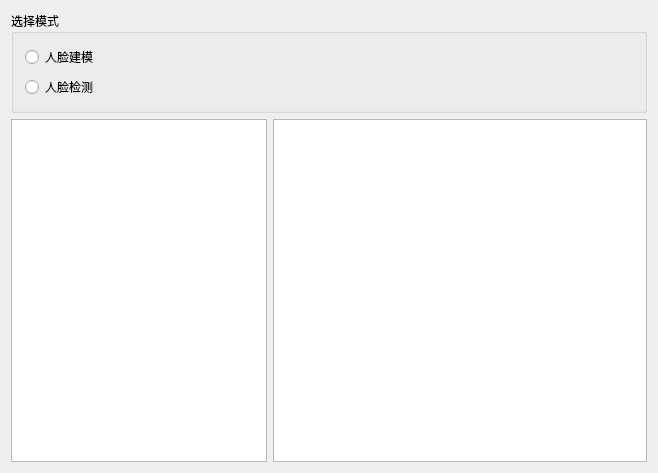
This is QTFaceDetection/mainwindow.ui in bullud/FaceDetect-2 as Qt 5 draws it before an edit. The edited form follows.
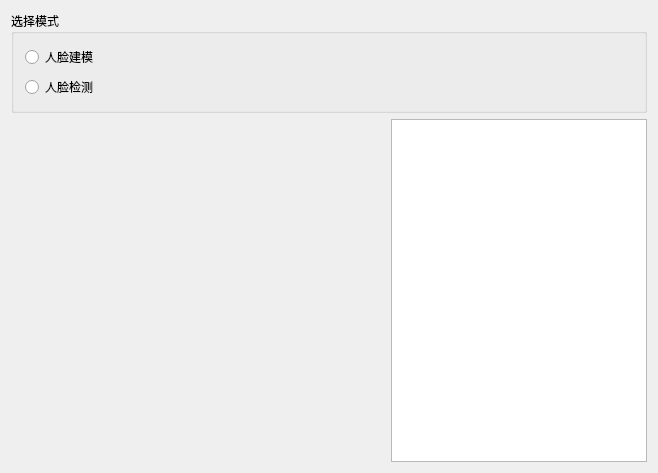
This is the edited form.

Patch:
```diff
--- a/QTFaceDetection/mainwindow.ui
+++ b/QTFaceDetection/mainwindow.ui
@@ -51,6 +51,13 @@
       </item>
       <item>
        <layout class="QHBoxLayout" name="horizontalLayout_2">
+        <item>
+         <widget class="QLabel" name="canvas">
+          <property name="text">
+           <string/>
+          </property>
+         </widget>
+        </item>
         <item>
          <widget class="QListWidget" name="listWidget">
           <property name="sizePolicy">
@@ -61,9 +68,6 @@
           </property>
          </widget>
         </item>
-        <item>
-         <widget class="QGraphicsView" name="graphicsView"/>
-        </item>
        </layout>
       </item>
      </layout>
```
